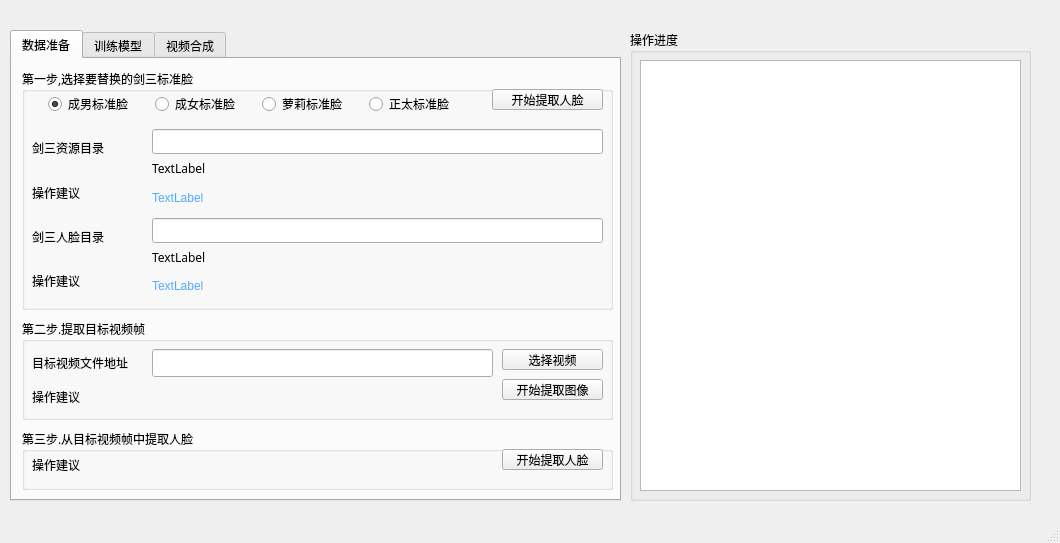
Above: ui/mainWindow_test.ui from ssh198811/DeepFaceLab before the change. Below: the same form after it.
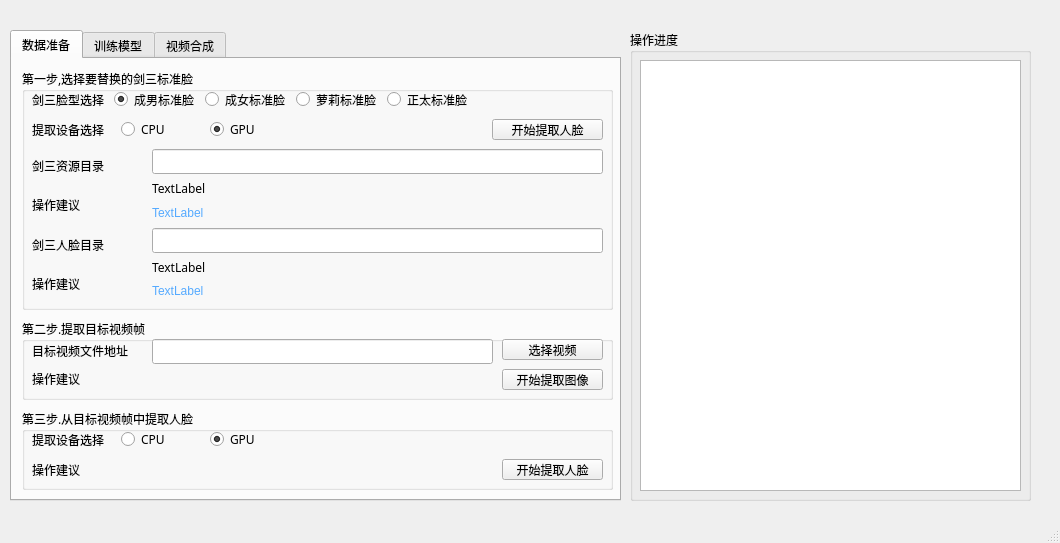
That is the form after the change. The open tabs and pages were chosen to show the change.

Commit message: 增加按CPU提取脸的功能

What changed in the file:
```diff
--- a/ui/mainWindow_test.ui
+++ b/ui/mainWindow_test.ui
@@ -120,14 +120,27 @@
          <x>10</x>
          <y>20</y>
          <width>440</width>
-         <height>31</height>
+         <height>21</height>
         </rect>
        </property>
        <layout class="QHBoxLayout" name="horizontalLayout">
+        <item>
+         <widget class="QLabel" name="label_13">
+          <property name="sizePolicy">
+           <sizepolicy hsizetype="Preferred" vsizetype="Minimum">
+            <horstretch>0</horstretch>
+            <verstretch>0</verstretch>
+           </sizepolicy>
+          </property>
+          <property name="text">
+           <string>剑三脸型选择</string>
+          </property>
+         </widget>
+        </item>
         <item>
          <widget class="QRadioButton" name="rb_j3_m_adult">
           <property name="sizePolicy">
-           <sizepolicy hsizetype="Fixed" vsizetype="Fixed">
+           <sizepolicy hsizetype="Preferred" vsizetype="Fixed">
             <horstretch>0</horstretch>
             <verstretch>0</verstretch>
            </sizepolicy>
@@ -143,7 +156,7 @@
         <item>
          <widget class="QRadioButton" name="rb_j3_fm_adult">
           <property name="sizePolicy">
-           <sizepolicy hsizetype="Fixed" vsizetype="Fixed">
+           <sizepolicy hsizetype="Preferred" vsizetype="Fixed">
             <horstretch>0</horstretch>
             <verstretch>0</verstretch>
            </sizepolicy>
@@ -156,7 +169,7 @@
         <item>
          <widget class="QRadioButton" name="rb_j3_fm">
           <property name="sizePolicy">
-           <sizepolicy hsizetype="Fixed" vsizetype="Fixed">
+           <sizepolicy hsizetype="Preferred" vsizetype="Fixed">
             <horstretch>0</horstretch>
             <verstretch>0</verstretch>
            </sizepolicy>
@@ -172,7 +185,7 @@
         <item>
          <widget class="QRadioButton" name="rb_j3_m">
           <property name="sizePolicy">
-           <sizepolicy hsizetype="Fixed" vsizetype="Fixed">
+           <sizepolicy hsizetype="Preferred" vsizetype="Fixed">
             <horstretch>0</horstretch>
             <verstretch>0</verstretch>
            </sizepolicy>
@@ -188,7 +201,7 @@
        <property name="geometry">
         <rect>
          <x>470</x>
-         <y>20</y>
+         <y>50</y>
          <width>111</width>
          <height>21</height>
         </rect>
@@ -204,9 +217,9 @@
        <property name="geometry">
         <rect>
          <x>10</x>
-         <y>60</y>
+         <y>80</y>
          <width>92</width>
-         <height>171</height>
+         <height>151</height>
         </rect>
        </property>
        <layout class="QVBoxLayout" name="verticalLayout_6">
@@ -244,9 +257,9 @@
        <property name="geometry">
         <rect>
          <x>130</x>
-         <y>60</y>
+         <y>80</y>
          <width>451</width>
-         <height>171</height>
+         <height>151</height>
         </rect>
        </property>
        <layout class="QVBoxLayout" name="verticalLayout_15">
@@ -326,6 +339,60 @@
         </item>
        </layout>
       </widget>
+      <widget class="QWidget" name="horizontalLayoutWidget">
+       <property name="geometry">
+        <rect>
+         <x>10</x>
+         <y>50</y>
+         <width>261</width>
+         <height>21</height>
+        </rect>
+       </property>
+       <layout class="QHBoxLayout" name="horizontalLayout_2">
+        <item>
+         <widget class="QLabel" name="label_14">
+          <property name="sizePolicy">
+           <sizepolicy hsizetype="Preferred" vsizetype="Minimum">
+            <horstretch>0</horstretch>
+            <verstretch>0</verstretch>
+           </sizepolicy>
+          </property>
+          <property name="text">
+           <string>提取设备选择</string>
+          </property>
+         </widget>
+        </item>
+        <item>
+         <widget class="QRadioButton" name="rb_extract_src_face_cpu">
+          <property name="sizePolicy">
+           <sizepolicy hsizetype="Preferred" vsizetype="Preferred">
+            <horstretch>0</horstretch>
+            <verstretch>0</verstretch>
+           </sizepolicy>
+          </property>
+          <property name="text">
+           <string>CPU</string>
+          </property>
+         </widget>
+        </item>
+        <item>
+         <widget class="QRadioButton" name="rb_extract_src_face_gpu">
+          <property name="sizePolicy">
+           <sizepolicy hsizetype="Preferred" vsizetype="Preferred">
+            <horstretch>0</horstretch>
+            <verstretch>0</verstretch>
+           </sizepolicy>
+          </property>
+          <property name="text">
+           <string>GPU</string>
+          </property>
+          <property name="checked">
+           <bool>true</bool>
+          </property>
+         </widget>
+        </item>
+       </layout>
+      </widget>
      </widget>
      <widget class="QGroupBox" name="groupBox_8">
       <property name="geometry">
@@ -333,7 +400,7 @@
         <x>10</x>
         <y>260</y>
         <width>591</width>
-        <height>101</height>
+        <height>81</height>
        </rect>
       </property>
       <property name="title">
@@ -343,7 +410,7 @@
        <property name="geometry">
         <rect>
          <x>480</x>
-         <y>30</y>
+         <y>20</y>
          <width>101</width>
          <height>21</height>
         </rect>
@@ -356,7 +423,7 @@
        <property name="geometry">
         <rect>
          <x>480</x>
-         <y>60</y>
+         <y>50</y>
          <width>101</width>
          <height>21</height>
         </rect>
@@ -369,9 +436,9 @@
        <property name="geometry">
         <rect>
          <x>10</x>
-         <y>30</y>
+         <y>20</y>
          <width>111</width>
-         <height>61</height>
+         <height>51</height>
         </rect>
        </property>
        <layout class="QVBoxLayout" name="verticalLayout_9">
@@ -395,9 +462,9 @@
        <property name="geometry">
         <rect>
          <x>130</x>
-         <y>30</y>
+         <y>20</y>
          <width>341</width>
-         <height>61</height>
+         <height>51</height>
         </rect>
        </property>
        <layout class="QVBoxLayout" name="verticalLayout_10">
@@ -437,9 +504,9 @@
       <property name="geometry">
        <rect>
         <x>10</x>
-        <y>370</y>
+        <y>350</y>
         <width>591</width>
-        <height>61</height>
+        <height>81</height>
        </rect>
       </property>
       <property name="title">
@@ -449,7 +516,7 @@
        <property name="geometry">
         <rect>
          <x>480</x>
-         <y>20</y>
+         <y>50</y>
          <width>101</width>
          <height>21</height>
         </rect>
@@ -462,9 +529,9 @@
        <property name="geometry">
         <rect>
          <x>10</x>
-         <y>20</y>
+         <y>50</y>
          <width>101</width>
-         <height>31</height>
+         <height>21</height>
         </rect>
        </property>
        <layout class="QVBoxLayout" name="verticalLayout_11">
@@ -481,9 +548,9 @@
        <property name="geometry">
         <rect>
          <x>130</x>
-         <y>20</y>
+         <y>50</y>
          <width>341</width>
-         <height>31</height>
+         <height>21</height>
         </rect>
        </property>
        <layout class="QVBoxLayout" name="verticalLayout_12">
@@ -502,6 +569,60 @@
         </item>
        </layout>
       </widget>
+      <widget class="QWidget" name="horizontalLayoutWidget_2">
+       <property name="geometry">
+        <rect>
+         <x>10</x>
+         <y>20</y>
+         <width>261</width>
+         <height>21</height>
+        </rect>
+       </property>
+       <layout class="QHBoxLayout" name="horizontalLayout_3">
+        <item>
+         <widget class="QLabel" name="label_17">
+          <property name="sizePolicy">
+           <sizepolicy hsizetype="Preferred" vsizetype="Minimum">
+            <horstretch>0</horstretch>
+            <verstretch>0</verstretch>
+           </sizepolicy>
+          </property>
+          <property name="text">
+           <string>提取设备选择</string>
+          </property>
+         </widget>
+        </item>
+        <item>
+         <widget class="QRadioButton" name="rb_extract_dst_face_cpu">
+          <property name="sizePolicy">
+           <sizepolicy hsizetype="Preferred" vsizetype="Preferred">
+            <horstretch>0</horstretch>
+            <verstretch>0</verstretch>
+           </sizepolicy>
+          </property>
+          <property name="text">
+           <string>CPU</string>
+          </property>
+         </widget>
+        </item>
+        <item>
+         <widget class="QRadioButton" name="rb_extract_dst_face_gpu">
+          <property name="sizePolicy">
+           <sizepolicy hsizetype="Preferred" vsizetype="Preferred">
+            <horstretch>0</horstretch>
+            <verstretch>0</verstretch>
+           </sizepolicy>
+          </property>
+          <property name="text">
+           <string>GPU</string>
+          </property>
+          <property name="checked">
+           <bool>true</bool>
+          </property>
+         </widget>
+        </item>
+       </layout>
+      </widget>
      </widget>
     </widget>
     <widget class="QWidget" name="tab_2">
```
Left out of the diff: 2 changed lines with no effect on the pictures. The commit also changes 3 other files.
